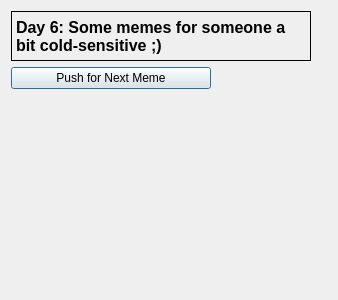
AlexandreBanks6/ChristmasCountdown_12day_v1, file ChristmasCountdown_V1/day6window.ui: the form before one commit.
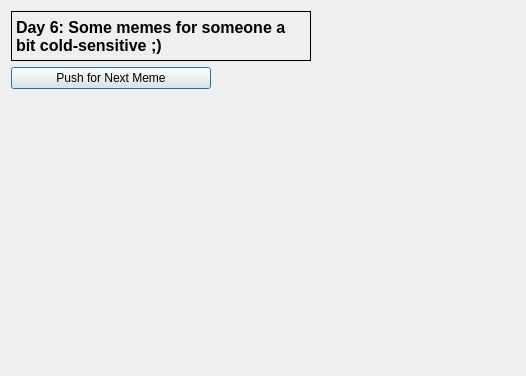
The form after the commit.

What changed in the file:
```diff
--- a/ChristmasCountdown_V1/day6window.ui
+++ b/ChristmasCountdown_V1/day6window.ui
@@ -6,8 +6,8 @@
    <rect>
     <x>0</x>
     <y>0</y>
-    <width>338</width>
-    <height>300</height>
+    <width>526</width>
+    <height>376</height>
    </rect>
   </property>
   <property name="windowTitle">
```
